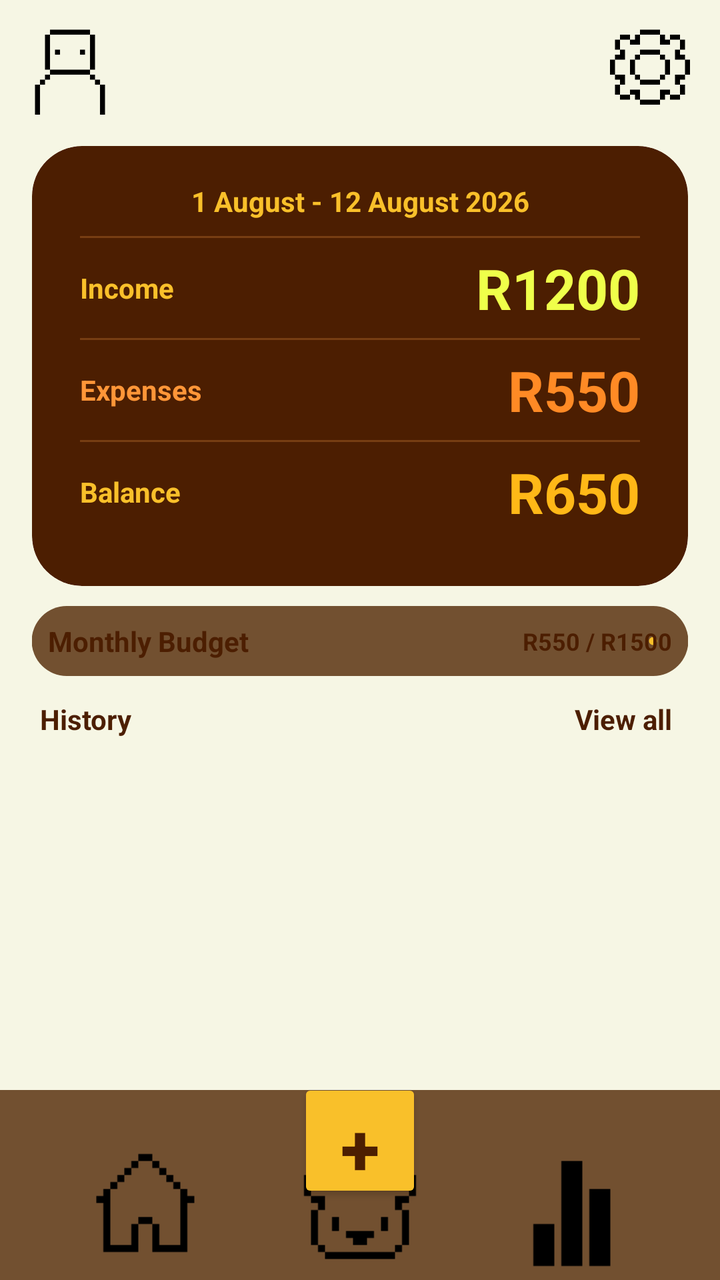
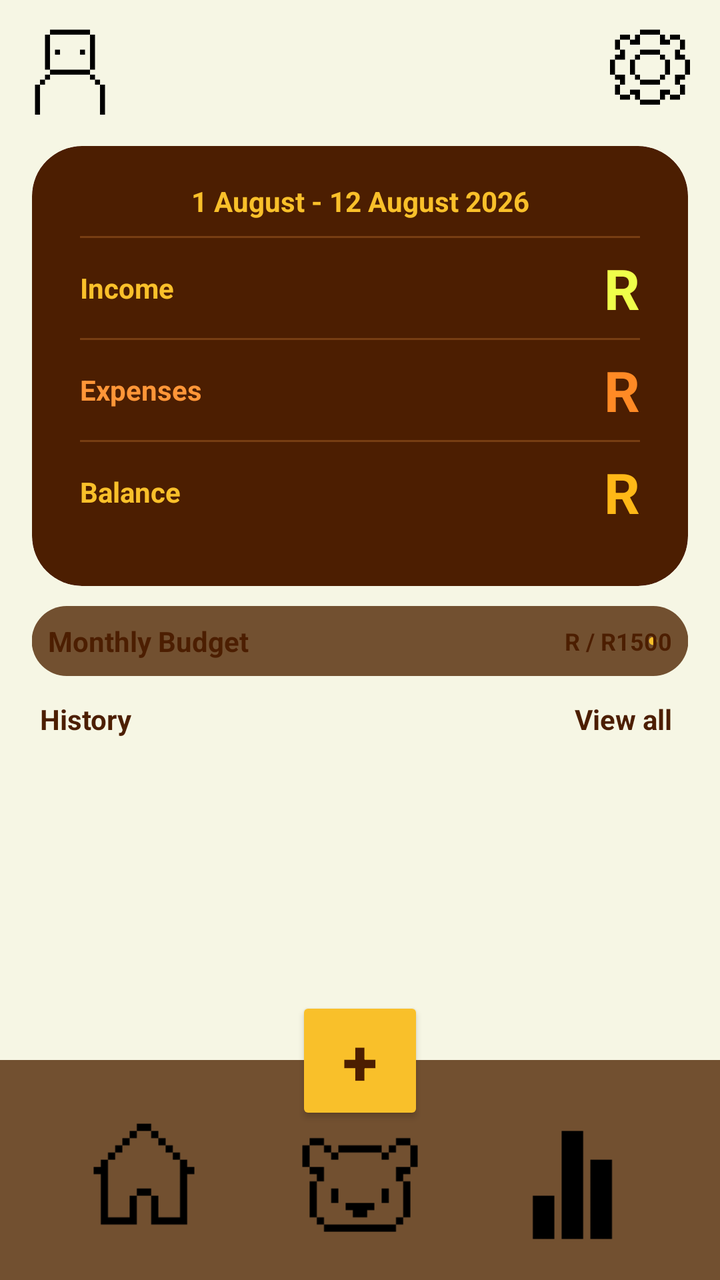

Screens rendered from an Android XML layout before and after an edit, with the pre-edit source and the edit as a unified diff.
<!-- AndroidManifest.xml: application theme Theme.BeeBudgetingLimited -->
<!-- res/layout/activity_home_screen.xml -->
<?xml version="1.0" encoding="utf-8"?>
<androidx.drawerlayout.widget.DrawerLayout
    xmlns:android="http://schemas.android.com/apk/res/android"
    xmlns:app="http://schemas.android.com/apk/res-auto"
    xmlns:tools="http://schemas.android.com/tools"
    android:id="@+id/main"
    android:layout_width="match_parent"
    android:layout_height="match_parent"
    android:background="#F6F6E4"
    tools:context=".HomeScreen">

    
    <androidx.constraintlayout.widget.ConstraintLayout
        android:layout_width="match_parent"
        android:layout_height="match_parent"
        android:background="#F6F6E4">

        
        
        

        <LinearLayout
            android:id="@+id/topBar"
            android:layout_width="0dp"
            android:layout_height="65dp"
            android:orientation="horizontal"
            android:gravity="center_vertical"
            android:paddingStart="10dp"
            android:paddingEnd="10dp"
            app:layout_constraintTop_toTopOf="parent"
            app:layout_constraintStart_toStartOf="parent"
            app:layout_constraintEnd_toEndOf="parent">

            <ImageButton
                android:id="@+id/ProfileBtn"
                android:layout_width="50dp"
                android:layout_height="50dp"
                android:background="@android:color/transparent"
                android:scaleType="fitCenter"
                app:srcCompat="@drawable/profileicon" />

            <View
                android:layout_width="0dp"
                android:layout_height="1dp"
                android:layout_weight="1" />

            <ImageButton
                android:id="@+id/Settingsbtn"
                android:layout_width="50dp"
                android:layout_height="50dp"
                android:background="@android:color/transparent"
                android:scaleType="fitCenter"
                app:srcCompat="@drawable/cogicon" />

        </LinearLayout>


        
        
        

        <androidx.cardview.widget.CardView
            android:id="@+id/overviewArea"
            android:layout_width="0dp"
            android:layout_height="220dp"
            android:layout_marginStart="16dp"
            android:layout_marginEnd="16dp"
            android:layout_marginTop="8dp"
            app:cardBackgroundColor="@color/Dark_brown"
            app:cardCornerRadius="25dp"
            app:cardElevation="0dp"
            app:layout_constraintTop_toBottomOf="@id/topBar"
            app:layout_constraintStart_toStartOf="parent"
            app:layout_constraintEnd_toEndOf="parent">

            <LinearLayout
                android:layout_width="match_parent"
                android:layout_height="match_parent"
                android:orientation="vertical"
                android:paddingStart="24dp"
                android:paddingEnd="24dp"
                android:paddingTop="10dp"
                android:paddingBottom="10dp">

                
                <TextView
                    android:id="@+id/tvPeriod"
                    android:layout_width="match_parent"
                    android:layout_height="35dp"
                    android:gravity="center"
                    android:text="1 August - 12 August 2026"
                    android:textColor="@color/Bright_yellow"
                    android:textSize="14sp"
                    android:textStyle="bold" />

                
                <View
                    android:layout_width="match_parent"
                    android:layout_height="1dp"
                    android:background="#8A4D1A"
                    android:alpha="0.7" />

                
                <LinearLayout
                    android:layout_width="match_parent"
                    android:layout_height="50dp"
                    android:orientation="horizontal"
                    android:gravity="center_vertical">

                    <TextView
                        android:id="@+id/tvIncomeLabel"
                        android:layout_width="0dp"
                        android:layout_height="wrap_content"
                        android:layout_weight="1"
                        android:text="Income"
                        android:textColor="@color/Bright_yellow"
                        android:textSize="14sp"
                        android:textStyle="bold" />

                    <TextView
                        android:id="@+id/tvIncomeTotal"
                        android:layout_width="wrap_content"
                        android:layout_height="wrap_content"
                        android:text="R1200"
                        android:textColor="#EFFF4A"
                        android:textSize="28sp"
                        android:textStyle="bold" />

                </LinearLayout>

                
                <View
                    android:layout_width="match_parent"
                    android:layout_height="1dp"
                    android:background="#8A4D1A"
                    android:alpha="0.7" />

                
                <LinearLayout
                    android:layout_width="match_parent"
                    android:layout_height="50dp"
                    android:orientation="horizontal"
                    android:gravity="center_vertical">

                    <TextView
                        android:id="@+id/tvExpensesLabel"
                        android:layout_width="0dp"
                        android:layout_height="wrap_content"
                        android:layout_weight="1"
                        android:text="Expenses"
                        android:textColor="#FF9638"
                        android:textSize="14sp"
                        android:textStyle="bold" />

                    <TextView
                        android:id="@+id/tvExpensesTotal"
                        android:layout_width="wrap_content"
                        android:layout_height="wrap_content"
                        android:text="R550"
                        android:textColor="#FF8A25"
                        android:textSize="28sp"
                        android:textStyle="bold" />

                </LinearLayout>

                
                <View
                    android:layout_width="match_parent"
                    android:layout_height="1dp"
                    android:background="#8A4D1A"
                    android:alpha="0.7" />

                
                <LinearLayout
                    android:layout_width="match_parent"
                    android:layout_height="50dp"
                    android:orientation="horizontal"
                    android:gravity="center_vertical">

                    <TextView
                        android:id="@+id/tvBalanceLabel"
                        android:layout_width="0dp"
                        android:layout_height="wrap_content"
                        android:layout_weight="1"
                        android:text="Balance"
                        android:textColor="@color/Bright_yellow"
                        android:textSize="14sp"
                        android:textStyle="bold" />

                    <TextView
                        android:id="@+id/tvBalanceTotal"
                        android:layout_width="wrap_content"
                        android:layout_height="wrap_content"
                        android:text="R650"
                        android:textColor="#FFB817"
                        android:textSize="28sp"
                        android:textStyle="bold" />

                </LinearLayout>

            </LinearLayout>

        </androidx.cardview.widget.CardView>


        
        
        

        <com.google.android.material.progressindicator.LinearProgressIndicator
            android:id="@+id/progressBarBudget"
            android:layout_width="0dp"
            android:layout_height="35dp"
            android:layout_marginStart="16dp"
            android:layout_marginEnd="16dp"
            android:layout_marginTop="10dp"
            android:max="100"
            android:progress="37"
            app:indicatorColor="@color/Bright_yellow"
            app:trackColor="@color/Gray_brown"
            app:trackCornerRadius="18dp"
            app:trackThickness="35dp"
            app:layout_constraintTop_toBottomOf="@id/overviewArea"
            app:layout_constraintStart_toStartOf="parent"
            app:layout_constraintEnd_toEndOf="parent" />

        <TextView
            android:id="@+id/tvBudgetTitle"
            android:layout_width="wrap_content"
            android:layout_height="wrap_content"
            android:layout_marginStart="8dp"
            android:text="Monthly Budget"
            android:textColor="@color/Dark_brown"
            android:textSize="14sp"
            android:textStyle="bold"
            app:layout_constraintStart_toStartOf="@id/progressBarBudget"
            app:layout_constraintTop_toTopOf="@id/progressBarBudget"
            app:layout_constraintBottom_toBottomOf="@id/progressBarBudget" />

        <TextView
            android:id="@+id/tvBudgetAmounts"
            android:layout_width="wrap_content"
            android:layout_height="wrap_content"
            android:layout_marginEnd="8dp"
            android:text="R550 / R1500"
            android:textColor="@color/Dark_brown"
            android:textSize="12sp"
            android:textStyle="bold"
            app:layout_constraintEnd_toEndOf="@id/progressBarBudget"
            app:layout_constraintTop_toTopOf="@id/progressBarBudget"
            app:layout_constraintBottom_toBottomOf="@id/progressBarBudget" />


        
        
        

        <TextView
            android:id="@+id/tvHistoryLabel"
            android:layout_width="wrap_content"
            android:layout_height="wrap_content"
            android:layout_marginStart="20dp"
            android:layout_marginTop="12dp"
            android:text="History"
            android:textColor="@color/Dark_brown"
            android:textSize="14sp"
            android:textStyle="bold"
            app:layout_constraintTop_toBottomOf="@id/progressBarBudget"
            app:layout_constraintStart_toStartOf="parent" />

        <TextView
            android:id="@+id/tvViewAll"
            android:layout_width="wrap_content"
            android:layout_height="wrap_content"
            android:layout_marginEnd="20dp"
            android:clickable="true"
            android:focusable="true"
            android:padding="4dp"
            android:text="View all"
            android:textColor="@color/Dark_brown"
            android:textSize="14sp"
            android:textStyle="bold"
            app:layout_constraintBottom_toBottomOf="@id/tvHistoryLabel"
            app:layout_constraintEnd_toEndOf="parent"
            app:layout_constraintTop_toTopOf="@id/tvHistoryLabel" />


        
        
        

        <androidx.recyclerview.widget.RecyclerView
            android:id="@+id/rvTransactionHistory"
            android:layout_width="0dp"
            android:layout_height="0dp"
            android:layout_marginStart="16dp"
            android:layout_marginEnd="16dp"
            android:layout_marginTop="6dp"
            android:clipToPadding="false"
            android:nestedScrollingEnabled="true"
            android:paddingBottom="5dp"
            app:layout_constraintTop_toBottomOf="@id/tvHistoryLabel"
            app:layout_constraintBottom_toTopOf="@id/bottomBar"
            app:layout_constraintStart_toStartOf="parent"
            app:layout_constraintEnd_toEndOf="parent"
            tools:listitem="@layout/item_transaction" />


        
        
        

        <androidx.constraintlayout.widget.ConstraintLayout
            android:id="@+id/bottomBar"
            android:layout_width="0dp"
            android:layout_height="95dp"
            android:background="#725030"
            app:layout_constraintBottom_toBottomOf="parent"
            app:layout_constraintStart_toStartOf="parent"
            app:layout_constraintEnd_toEndOf="parent">

            
            <ImageButton
                android:id="@+id/Homebtn"
                android:layout_width="70dp"
                android:layout_height="70dp"
                android:background="@android:color/transparent"
                android:scaleType="fitCenter"
                app:srcCompat="@drawable/houseicon"
                app:layout_constraintBottom_toBottomOf="parent"
                app:layout_constraintStart_toStartOf="parent"
                app:layout_constraintEnd_toStartOf="@id/Barrybtn" />

            
            <ImageButton
                android:id="@+id/Barrybtn"
                android:layout_width="70dp"
                android:layout_height="70dp"
                android:background="@android:color/transparent"
                android:scaleType="fitCenter"
                app:srcCompat="@drawable/bearicon"
                app:layout_constraintBottom_toBottomOf="parent"
                app:layout_constraintStart_toEndOf="@id/Homebtn"
                app:layout_constraintEnd_toStartOf="@id/Analyticsbtn" />

            
            <ImageButton
                android:id="@+id/Analyticsbtn"
                android:layout_width="70dp"
                android:layout_height="70dp"
                android:background="@android:color/transparent"
                android:scaleType="fitCenter"
                app:srcCompat="@drawable/analyticsicon"
                app:layout_constraintBottom_toBottomOf="parent"
                app:layout_constraintStart_toEndOf="@id/Barrybtn"
                app:layout_constraintEnd_toEndOf="parent" />

            
            <Button
                android:id="@+id/Addbtn"
                android:layout_width="62dp"
                android:layout_height="62dp"
                android:backgroundTint="@color/Bright_yellow"
                android:text="+"
                android:textColor="@color/Dark_brown"
                android:textSize="36sp"
                android:textStyle="bold"
                app:layout_constraintBottom_toTopOf="@id/Barrybtn"
                app:layout_constraintStart_toStartOf="parent"
                app:layout_constraintEnd_toEndOf="parent"
                android:translationY="31dp" />

        </androidx.constraintlayout.widget.ConstraintLayout>

    </androidx.constraintlayout.widget.ConstraintLayout>

</androidx.drawerlayout.widget.DrawerLayout>
<!-- res/layout/item_transaction.xml (included above) -->
<?xml version="1.0" encoding="utf-8"?>
<androidx.cardview.widget.CardView xmlns:android="http://schemas.android.com/apk/res/android"
    xmlns:app="http://schemas.android.com/apk/res-auto"
    android:layout_width="match_parent"
    android:layout_height="wrap_content"
    android:layout_marginHorizontal="5dp"
    android:layout_marginVertical="4dp"
    app:cardBackgroundColor="@color/Gray_brown"
    app:cardCornerRadius="16dp"
    app:cardElevation="0dp">

    <RelativeLayout
        android:layout_width="match_parent"
        android:layout_height="wrap_content"
        android:padding="16dp">

        
        <TextView
            android:id="@+id/tvCategoryTitle"
            android:layout_width="wrap_content"
            android:layout_height="wrap_content"
            android:text="Dining out"
            android:textColor="@android:color/white"
            android:textSize="16sp"
            android:textStyle="bold" />

        
        <TextView
            android:id="@+id/tvTransactionNote"
            android:layout_width="wrap_content"
            android:layout_height="wrap_content"
            android:layout_below="@id/tvCategoryTitle"
            android:layout_marginTop="2dp"
            android:text="Note: Gift for mom"
            android:textColor="#C5B395"
            android:textSize="12sp"
            android:visibility="gone" />

        
        <TextView
            android:id="@+id/tvTransactionAmount"
            android:layout_width="wrap_content"
            android:layout_height="wrap_content"
            android:layout_alignParentEnd="true"
            android:layout_centerVertical="true"
            android:text="-R250"
            android:textColor="@color/Bright_yellow"
            android:textSize="18sp"
            android:textStyle="bold" />

    </RelativeLayout>

    <LinearLayout
        android:layout_width="match_parent"
        android:layout_height="match_parent"
        android:layout_marginVertical="50dp"
        android:orientation="vertical">

        <ImageView
            android:id="@+id/ivTransactionPhoto"
            android:layout_width="match_parent"
            android:layout_height="wrap_content"
            app:srcCompat="@drawable/cameraicon" />
    </LinearLayout>
</androidx.cardview.widget.CardView>
<!-- resources referenced by this layout -->
<resources>
  <color name="Bright_yellow">#f9c02a</color>
  <color name="Dark_brown">#4c1e01</color>
  <color name="Gray_brown">#725030</color>
  <!-- drawable analyticsicon: png bitmap (drawable, 346 bytes) -->
  <!-- drawable bearicon: png bitmap (drawable, 423 bytes) -->
  <!-- drawable cameraicon: png bitmap (drawable, 405 bytes) -->
  <!-- drawable cogicon: png bitmap (drawable, 702 bytes) -->
  <!-- drawable houseicon: png bitmap (drawable, 405 bytes) -->
  <!-- drawable profileicon: png bitmap (drawable, 471 bytes) -->
  <style name="Theme.BeeBudgetingLimited" parent="Base.Theme.BeeBudgetingLimited" />
  <style name="Base.Theme.BeeBudgetingLimited" parent="Theme.Material3.DayNight.NoActionBar">
          
          
      </style>
</resources>

<!-- the commit's change to res/layout/activity_home_screen.xml (unified diff, before → after) -->
@@ -121,7 +121,7 @@
                         android:id="@+id/tvIncomeTotal"
                         android:layout_width="wrap_content"
                         android:layout_height="wrap_content"
-                        android:text="R1200"
+                        android:text="R"
                         android:textColor="#EFFF4A"
                         android:textSize="28sp"
                         android:textStyle="bold" />
@@ -156,7 +156,7 @@
                         android:id="@+id/tvExpensesTotal"
                         android:layout_width="wrap_content"
                         android:layout_height="wrap_content"
-                        android:text="R550"
+                        android:text="R"
                         android:textColor="#FF8A25"
                         android:textSize="28sp"
                         android:textStyle="bold" />
@@ -191,7 +191,7 @@
                         android:id="@+id/tvBalanceTotal"
                         android:layout_width="wrap_content"
                         android:layout_height="wrap_content"
-                        android:text="R650"
+                        android:text="R"
                         android:textColor="#FFB817"
                         android:textSize="28sp"
                         android:textStyle="bold" />
@@ -242,7 +242,7 @@
             android:layout_width="wrap_content"
             android:layout_height="wrap_content"
             android:layout_marginEnd="8dp"
-            android:text="R550 / R1500"
+            android:text="R / R1500"
             android:textColor="@color/Dark_brown"
             android:textSize="12sp"
             android:textStyle="bold"
@@ -298,9 +298,9 @@
             android:layout_marginTop="6dp"
             android:clipToPadding="false"
             android:nestedScrollingEnabled="true"
-            android:paddingBottom="5dp"
+            android:paddingBottom="10dp"
             app:layout_constraintTop_toBottomOf="@id/tvHistoryLabel"
-            app:layout_constraintBottom_toTopOf="@id/bottomBar"
+            app:layout_constraintBottom_toTopOf="@id/bottomBarBackground"
             app:layout_constraintStart_toStartOf="parent"
             app:layout_constraintEnd_toEndOf="parent"
             tools:listitem="@layout/item_transaction" />
@@ -310,67 +310,71 @@
         
         
 
-        <androidx.constraintlayout.widget.ConstraintLayout
-            android:id="@+id/bottomBar"
+        <View
+            android:id="@+id/bottomBarBackground"
             android:layout_width="0dp"
-            android:layout_height="95dp"
+            android:layout_height="110dp"
             android:background="#725030"
             app:layout_constraintBottom_toBottomOf="parent"
             app:layout_constraintStart_toStartOf="parent"
-            app:layout_constraintEnd_toEndOf="parent">
-
-            
-            <ImageButton
-                android:id="@+id/Homebtn"
-                android:layout_width="70dp"
-                android:layout_height="70dp"
-                android:background="@android:color/transparent"
-                android:scaleType="fitCenter"
-                app:srcCompat="@drawable/houseicon"
-                app:layout_constraintBottom_toBottomOf="parent"
-                app:layout_constraintStart_toStartOf="parent"
-                app:layout_constraintEnd_toStartOf="@id/Barrybtn" />
-
-            
-            <ImageButton
-                android:id="@+id/Barrybtn"
-                android:layout_width="70dp"
-                android:layout_height="70dp"
-                android:background="@android:color/transparent"
-                android:scaleType="fitCenter"
-                app:srcCompat="@drawable/bearicon"
-                app:layout_constraintBottom_toBottomOf="parent"
-                app:layout_constraintStart_toEndOf="@id/Homebtn"
-                app:layout_constraintEnd_toStartOf="@id/Analyticsbtn" />
-
-            
-            <ImageButton
-                android:id="@+id/Analyticsbtn"
-                android:layout_width="70dp"
-                android:layout_height="70dp"
-                android:background="@android:color/transparent"
-                android:scaleType="fitCenter"
-                app:srcCompat="@drawable/analyticsicon"
-                app:layout_constraintBottom_toBottomOf="parent"
-                app:layout_constraintStart_toEndOf="@id/Barrybtn"
-                app:layout_constraintEnd_toEndOf="parent" />
-
-            
-            <Button
-                android:id="@+id/Addbtn"
-                android:layout_width="62dp"
-                android:layout_height="62dp"
-                android:backgroundTint="@color/Bright_yellow"
-                android:text="+"
-                android:textColor="@color/Dark_brown"
-                android:textSize="36sp"
-                android:textStyle="bold"
-                app:layout_constraintBottom_toTopOf="@id/Barrybtn"
-                app:layout_constraintStart_toStartOf="parent"
-                app:layout_constraintEnd_toEndOf="parent"
-                android:translationY="31dp" />
-
-        </androidx.constraintlayout.widget.ConstraintLayout>
+            app:layout_constraintEnd_toEndOf="parent" />
+
+        
+        <ImageButton
+            android:id="@+id/Homebtn"
+            android:layout_width="72dp"
+            android:layout_height="72dp"
+            android:background="@android:color/transparent"
+            android:scaleType="fitCenter"
+            app:srcCompat="@drawable/houseicon"
+            app:layout_constraintTop_toTopOf="@id/bottomBarBackground"
+            app:layout_constraintBottom_toBottomOf="@id/bottomBarBackground"
+            app:layout_constraintVertical_bias="0.65"
+            app:layout_constraintStart_toStartOf="parent"
+            app:layout_constraintEnd_toStartOf="@id/Barrybtn" />
+
+        
+        <ImageButton
+            android:id="@+id/Barrybtn"
+            android:layout_width="72dp"
+            android:layout_height="72dp"
+            android:background="@android:color/transparent"
+            android:scaleType="fitCenter"
+            app:srcCompat="@drawable/bearicon"
+            app:layout_constraintTop_toTopOf="@id/bottomBarBackground"
+            app:layout_constraintBottom_toBottomOf="@id/bottomBarBackground"
+            app:layout_constraintVertical_bias="0.65"
+            app:layout_constraintStart_toEndOf="@id/Homebtn"
+            app:layout_constraintEnd_toStartOf="@id/Analyticsbtn" />
+
+        
+        <ImageButton
+            android:id="@+id/Analyticsbtn"
+            android:layout_width="72dp"
+            android:layout_height="72dp"
+            android:background="@android:color/transparent"
+            android:scaleType="fitCenter"
+            app:srcCompat="@drawable/analyticsicon"
+            app:layout_constraintTop_toTopOf="@id/bottomBarBackground"
+            app:layout_constraintBottom_toBottomOf="@id/bottomBarBackground"
+            app:layout_constraintVertical_bias="0.65"
+            app:layout_constraintStart_toEndOf="@id/Barrybtn"
+            app:layout_constraintEnd_toEndOf="parent" />
+
+        
+        <Button
+            android:id="@+id/Addbtn"
+            android:layout_width="64dp"
+            android:layout_height="64dp"
+            android:backgroundTint="@color/Bright_yellow"
+            android:text="+"
+            android:textColor="@color/Dark_brown"
+            android:textSize="32sp"
+            android:textStyle="bold"
+            app:layout_constraintTop_toTopOf="@id/bottomBarBackground"
+            app:layout_constraintStart_toStartOf="parent"
+            app:layout_constraintEnd_toEndOf="parent"
+            android:layout_marginTop="-32dp" />
 
     </androidx.constraintlayout.widget.ConstraintLayout>
 
